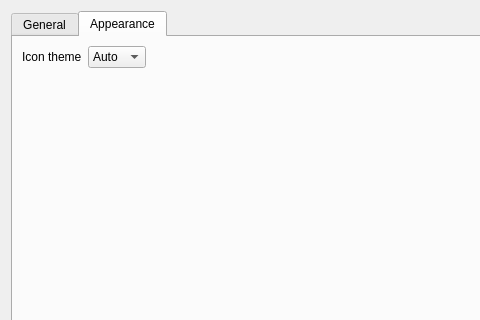
evpo/EncryptPad, file qt_ui/preferences_dialog.ui: the form before one commit; both pictures show x 0 to 480 and y 0 to 320 of the 584 by 562 pixel window.
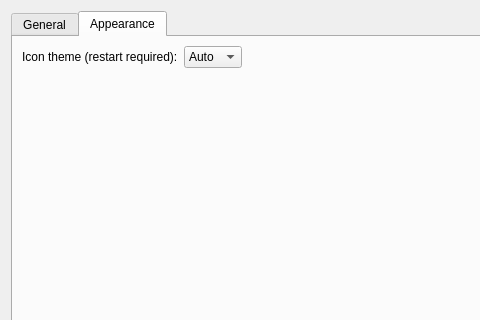
The form after the commit. The open tabs and pages were chosen to show the change.

Commit message: Make the icon theme configurable

The edit to the form file:
```diff
--- a/qt_ui/preferences_dialog.ui
+++ b/qt_ui/preferences_dialog.ui
@@ -458,7 +458,7 @@
          <item>
           <widget class="QLabel" name="label_10">
            <property name="text">
-            <string>Icon theme</string>
+            <string>Icon theme (restart required):</string>
            </property>
            <property name="buddy">
             <cstring>uiIconTheme</cstring>
```
The commit also changes 5 other files.
